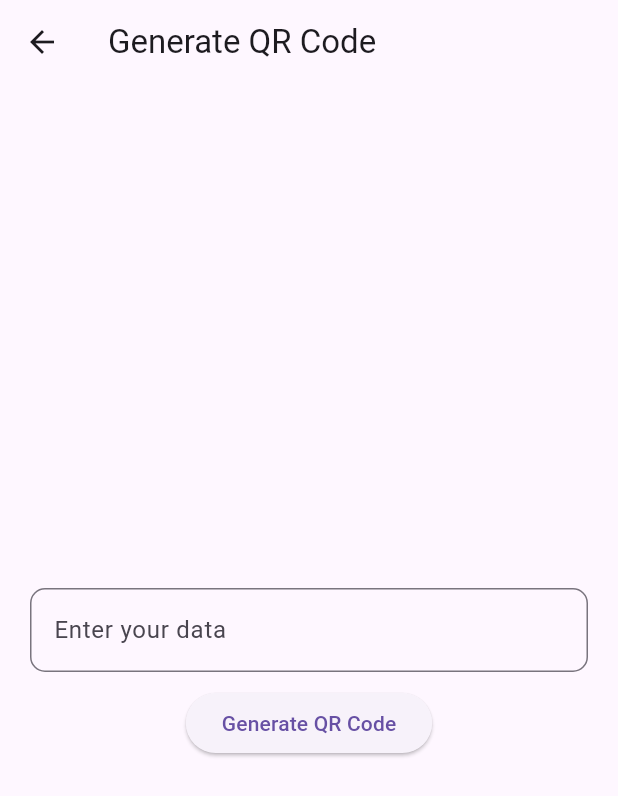
After one commit to Vaishaliyadav27/qr, a Flutter app: the screen it shows after launch, after a tap on "Generate QR Code", on a phone screen of 412 x 824 dp. The commit adds this screen. Shown: the top 796 px of the screen. Run offline on Flutter 3.47's test engine with Material 3 defaults, Android fonts, the phone set to English and light mode, and no system bars; our stand-ins replace qr_flutter; missing offline and left inert: flutter_barcode_scanner.

Commit message:
generate_qrcode

```diff
--- /dev/null
+++ b/lib/generate_qrcode.dart
@@ -0,0 +1,49 @@
+import 'package:flutter/material.dart';
+import 'package:qr_flutter/qr_flutter.dart';
+
+class GenerateQrcode extends StatefulWidget {
+  @override
+  State<GenerateQrcode> createState() => _GenerateQrcodeState();
+}
+
+class _GenerateQrcodeState extends State<GenerateQrcode> {
+  TextEditingController urlController = TextEditingController();
+  @override
+  Widget build(BuildContext context) {
+    return Scaffold(
+      appBar: AppBar(title: Text('Generate QR Code')),
+      body: Center(
+        child: SingleChildScrollView(
+          child: Column(
+            mainAxisAlignment: MainAxisAlignment.center,
+            children: [
+              if (urlController.text.isNotEmpty)
+                QrImageView(data: urlController.text, size: 200),
+              SizedBox(height: 18),
+              Container(
+                padding: EdgeInsets.only(left: 20, right: 20),
+                child: TextField(
+                  controller: urlController,
+                  decoration: InputDecoration(
+                    hintText: 'Enter your data',
+                    border: OutlineInputBorder(
+                      borderRadius: BorderRadius.circular(10),
+                    ),
+                    label: Text('Enter your data'),
+                  ),
+                ),
+              ),
+              SizedBox(height: 10),
+              ElevatedButton(
+                onPressed: () {
+                  setState(() {});
+                },
+                child: Text('Generate QR Code'),
+              ),
+            ],
+          ),
+        ),
+      ),
+    );
+  }
+}
--- a/lib/homepage.dart
+++ b/lib/homepage.dart
@@ -1,4 +1,6 @@
 import 'package:flutter/material.dart';
+import 'package:qr_app/generate_qrcode.dart';
+import 'package:qr_app/scan_qrcode.dart';
 
 class Homepage extends StatefulWidget {
   @override
@@ -13,7 +15,34 @@ class _HomepageState extends State<Homepage> {
         title: Text('QR Code Scanner and Generator'),
         backgroundColor: Colors.blue,
       ),
-      body: Center(child: Column(mainAxisAlignment: MainAxisAlignment.center)),
+      body: Center(
+        child: Column(
+          mainAxisAlignment: MainAxisAlignment.center,
+          children: [
+            ElevatedButton(
+              onPressed: () {
+                setState(() {
+                  Navigator.of(
+                    context,
+                  ).push(MaterialPageRoute(builder: (context) => ScanQrcode()));
+                });
+              },
+              child: Text('Scan QR Code'),
+            ),
+            SizedBox(height: 30),
+            ElevatedButton(
+              onPressed: () {
+                setState(() {
+                  Navigator.of(context).push(
+                    MaterialPageRoute(builder: (context) => GenerateQrcode()),
+                  );
+                });
+              },
+              child: Text('Generate QR Code'),
+            ),
+          ],
+        ),
+      ),
     );
   }
 }
```
Also changed, not shown: lib/scan_qrcode.dart (added, +46 -0 lines).
